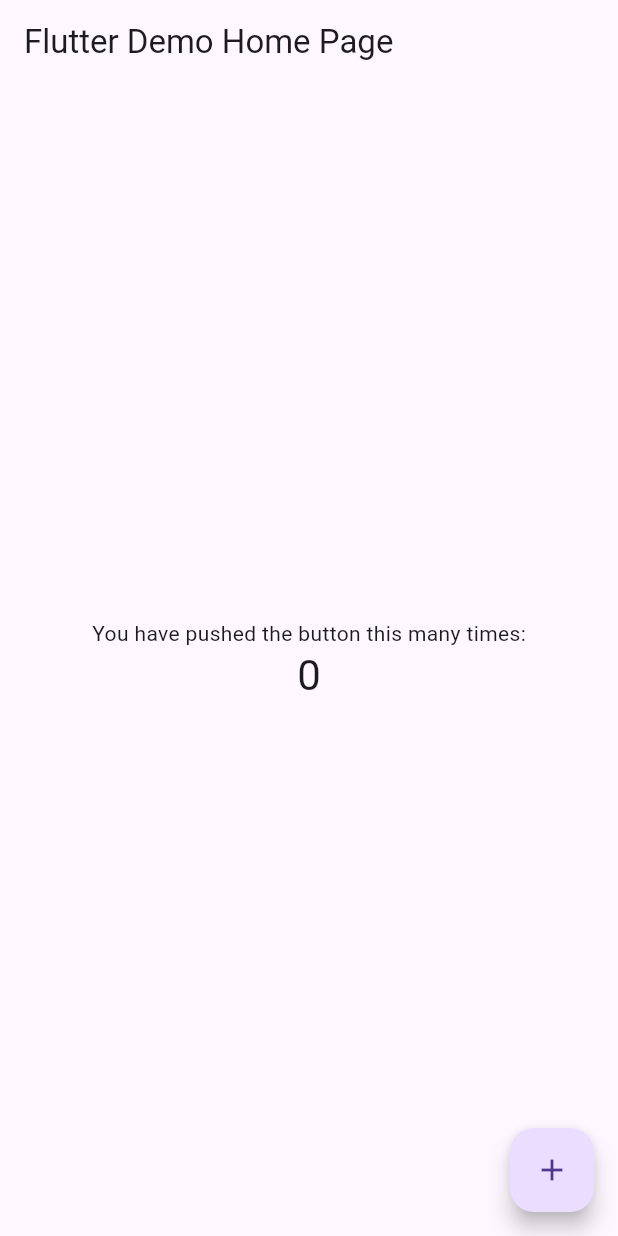
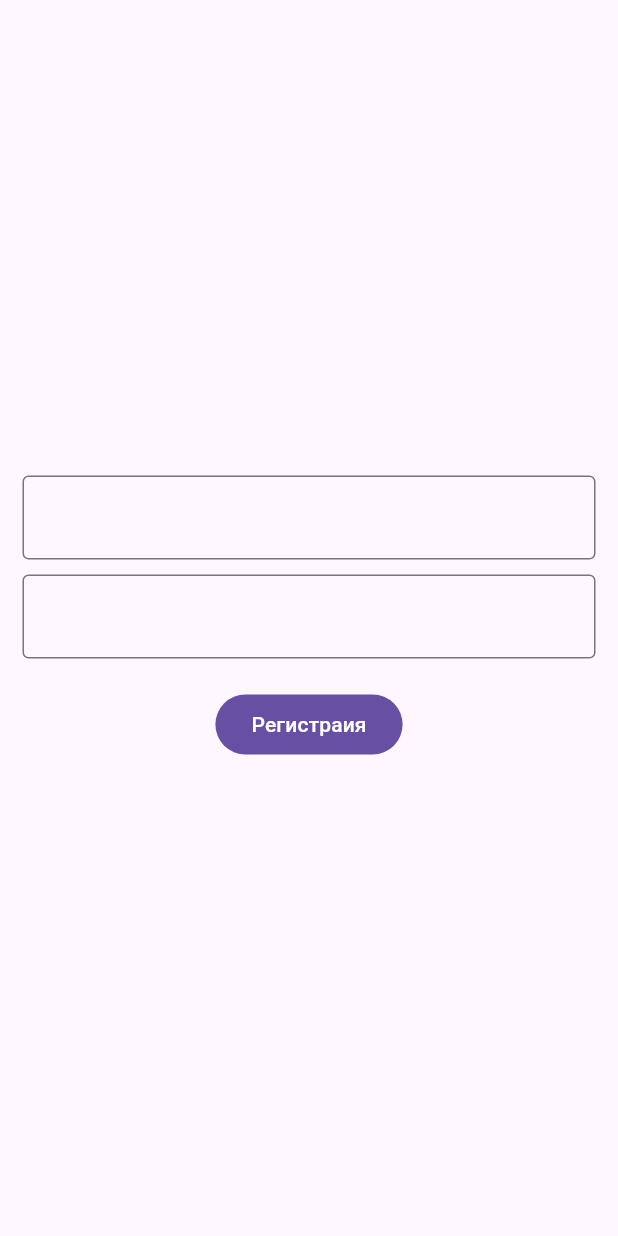
Before and after one commit to GusarovFG/test_weather, a Flutter app: the screen it shows after launch, on a phone screen of 412 x 824 dp. Run offline on Flutter 3.47's test engine with Material 3 defaults, Android fonts, the phone set to English and light mode, and no system bars; our stand-ins replace firebase_auth, firebase_core; accounts and stored records are empty.

Commit message:
feat: В проект добавлен экран аутентификации

```diff
--- a/lib/main.dart
+++ b/lib/main.dart
@@ -1,112 +1,4 @@
 import 'package:flutter/material.dart';
+import 'package:test_weather/presentation/application/application.dart';
 
-void main() => runApp(const MyApp());
-
-class MyApp extends StatelessWidget {
-  const MyApp({super.key});
-
-  // This widget is the root of your application.
-  @override
-  Widget build(BuildContext context) {
-    return MaterialApp(
-      title: 'Flutter Demo',
-      theme: ThemeData(
-        // This is the theme of your application.
-        //
-        // Try running your application with "flutter run". You'll see the
-        // application has a blue toolbar. Then, without quitting the app, try
-        // changing the primarySwatch below to Colors.green and then invoke
-        // "hot reload" (press "r" in the console where you ran "flutter run",
-        // or press Run > Flutter Hot Reload in a Flutter IDE). Notice that the
-        // counter didn't reset back to zero; the application is not restarted.
-        primarySwatch: Colors.blue,
-      ),
-      home: const MyHomePage(title: 'Flutter Demo Home Page'),
-    );
-  }
-}
-
-class MyHomePage extends StatefulWidget {
-  const MyHomePage({super.key, required this.title});
-
-  // This widget is the home page of your application. It is stateful, meaning
-  // that it has a State object (defined below) that contains fields that affect
-  // how it looks.
-
-  // This class is the configuration for the state. It holds the values (in this
-  // case the title) provided by the parent (in this case the App widget) and
-  // used by the build method of the State. Fields in a Widget subclass are
-  // always marked "final".
-
-  final String title;
-
-  @override
-  State<MyHomePage> createState() => _MyHomePageState();
-}
-
-class _MyHomePageState extends State<MyHomePage> {
-  int _counter = 0;
-
-  void _incrementCounter() {
-    setState(() {
-      // This call to setState tells the Flutter framework that something has
-      // changed in this State, which causes it to rerun the build method below
-      // so that the display can reflect the updated values. If we changed
-      // _counter without calling setState(), then the build method would not be
-      // called again, and so nothing would appear to happen.
-      _counter++;
-    });
-  }
-
-  @override
-  Widget build(BuildContext context) {
-    // This method is rerun every time setState is called, for instance as done
-    // by the _incrementCounter method above.
-    //
-    // The Flutter framework has been optimized to make rerunning build methods
-    // fast, so that you can just rebuild anything that needs updating rather
-    // than having to individually change instances of widgets.
-    return Scaffold(
-      appBar: AppBar(
-        // Here we take the value from the MyHomePage object that was created by
-        // the App.build method, and use it to set our appbar title.
-        title: Text(widget.title),
-      ),
-      body: Center(
-        // Center is a layout widget. It takes a single child and positions it
-        // in the middle of the parent.
-        child: Column(
-          // Column is also a layout widget. It takes a list of children and
-          // arranges them vertically. By default, it sizes itself to fit its
-          // children horizontally, and tries to be as tall as its parent.
-          //
-          // Invoke "debug painting" (press "p" in the console, choose the
-          // "Toggle Debug Paint" action from the Flutter Inspector in Android
-          // Studio, or the "Toggle Debug Paint" command in Visual Studio Code)
-          // to see the wireframe for each widget.
-          //
-          // Column has various properties to control how it sizes itself and
-          // how it positions its children. Here we use mainAxisAlignment to
-          // center the children vertically; the main axis here is the vertical
-          // axis because Columns are vertical (the cross axis would be
-          // horizontal).
-          mainAxisAlignment: MainAxisAlignment.center,
-          children: <Widget>[
-            const Text(
-              'You have pushed the button this many times:',
-            ),
-            Text(
-              '$_counter',
-              style: Theme.of(context).textTheme.headlineMedium,
-            ),
-          ],
-        ),
-      ),
-      floatingActionButton: FloatingActionButton(
-        onPressed: _incrementCounter,
-        tooltip: 'Increment',
-        child: const Icon(Icons.add),
-      ), // This trailing comma makes auto-formatting nicer for build methods.
-    );
-  }
-}
+void main() => runApp(const Application());
--- /dev/null
+++ b/lib/presentation/application/application.dart
@@ -0,0 +1,13 @@
+import 'package:flutter/material.dart';
+import 'package:test_weather/presentation/auth_screen/auth_screen.dart';
+
+class Application extends StatelessWidget {
+  const Application({super.key});
+
+  @override
+  Widget build(BuildContext context) {
+    return const MaterialApp(
+      home: Scaffold(body: AuthScreen()),
+    );
+  }
+}
--- /dev/null
+++ b/lib/presentation/auth_screen/auth_screen.dart
@@ -0,0 +1,61 @@
+import 'package:flutter/material.dart';
+
+class AuthScreen extends StatefulWidget {
+  const AuthScreen({super.key});
+
+  @override
+  State<AuthScreen> createState() => _AuthScreenState();
+}
+
+class _AuthScreenState extends State<AuthScreen> {
+  final TextEditingController _emailController = TextEditingController();
+  final TextEditingController _passwordController = TextEditingController();
+
+  @override
+  Widget build(BuildContext context) {
+    return Container(
+      padding: const EdgeInsets.all(15),
+      child: Column(
+        mainAxisAlignment: MainAxisAlignment.spaceAround,
+        children: [
+          Column(
+            children: [
+              TextField(
+                decoration: const InputDecoration(
+                  border: OutlineInputBorder(
+                    borderSide: BorderSide(
+                      color: Colors.black,
+                      width: 1,
+                    ),
+                  ),
+                ),
+                controller: _emailController,
+              ),
+              const SizedBox(
+                height: 10,
+              ),
+              TextField(
+                decoration: const InputDecoration(
+                  border: OutlineInputBorder(
+                    borderSide: BorderSide(
+                      color: Colors.black,
+                      width: 1,
+                    ),
+                  ),
+                ),
+                controller: _passwordController,
+              ),
+              const SizedBox(
+                height: 20,
+              ),
+              FilledButton(
+                onPressed: () {},
+                child: const Text('Регистраия'),
+              ),
+            ],
+          ),
+        ],
+      ),
+    );
+  }
+}
--- a/lib/services/firebase_servise.dart
+++ b/lib/services/firebase_servise.dart
@@ -1,3 +1,6 @@
+import 'package:firebase_auth/firebase_auth.dart';
+import 'package:firebase_core/firebase_core.dart';
+
 class FirebaseServise {
   //Синглтон сервиса работы с FireBase
   FirebaseServise._iternal();
```
